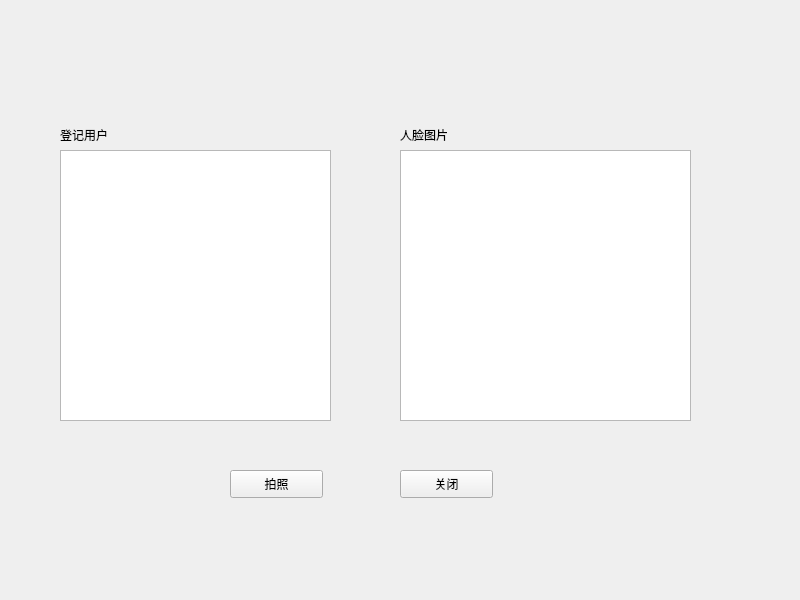
This is login_face.ui in whutinfo/HB_Qt4UpperComputer as Qt 5 draws it before an edit. The edited form follows.
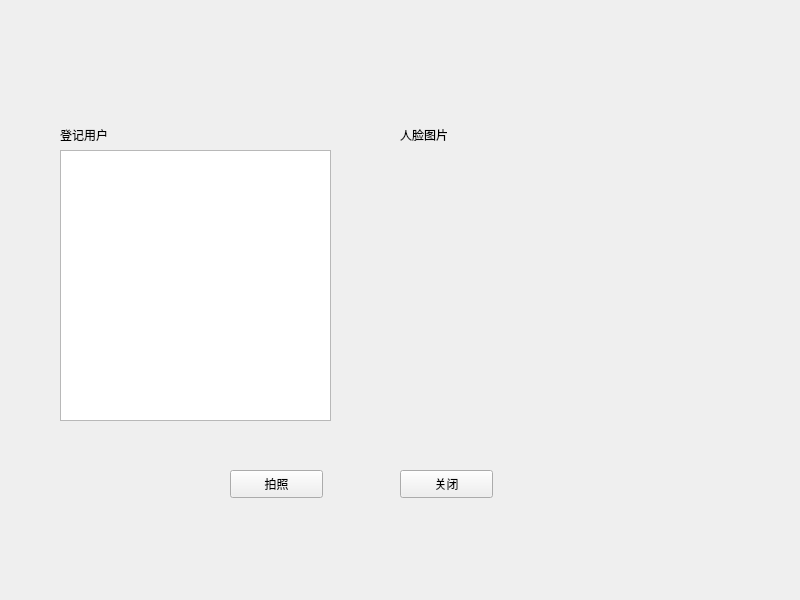
This is the edited form.

Patch:
```diff
--- a/login_face.ui
+++ b/login_face.ui
@@ -14,16 +14,6 @@
    <string>MainWindow</string>
   </property>
   <widget class="QWidget" name="centralwidget">
-   <widget class="QPlainTextEdit" name="face_image_TextEdit">
-    <property name="geometry">
-     <rect>
-      <x>400</x>
-      <y>150</y>
-      <width>291</width>
-      <height>271</height>
-     </rect>
-    </property>
-   </widget>
    <widget class="QListWidget" name="login_user_list">
     <property name="geometry">
      <rect>
@@ -86,6 +76,19 @@
      <string>关闭</string>
     </property>
    </widget>
+   <widget class="QLabel" name="show_camera_label">
+    <property name="geometry">
+     <rect>
+      <x>400</x>
+      <y>150</y>
+      <width>281</width>
+      <height>271</height>
+     </rect>
+    </property>
+    <property name="text">
+     <string/>
+    </property>
+   </widget>
   </widget>
  </widget>
  <resources/>
```
Left out of the diff: 19 changed lines with no effect on the pictures.
